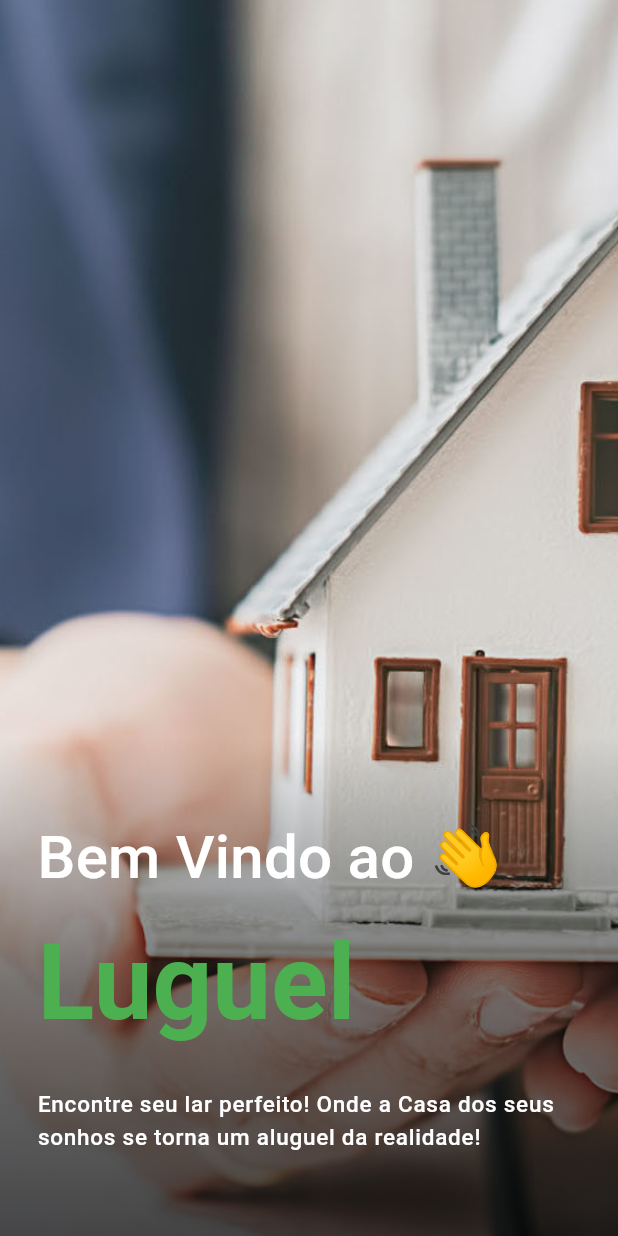
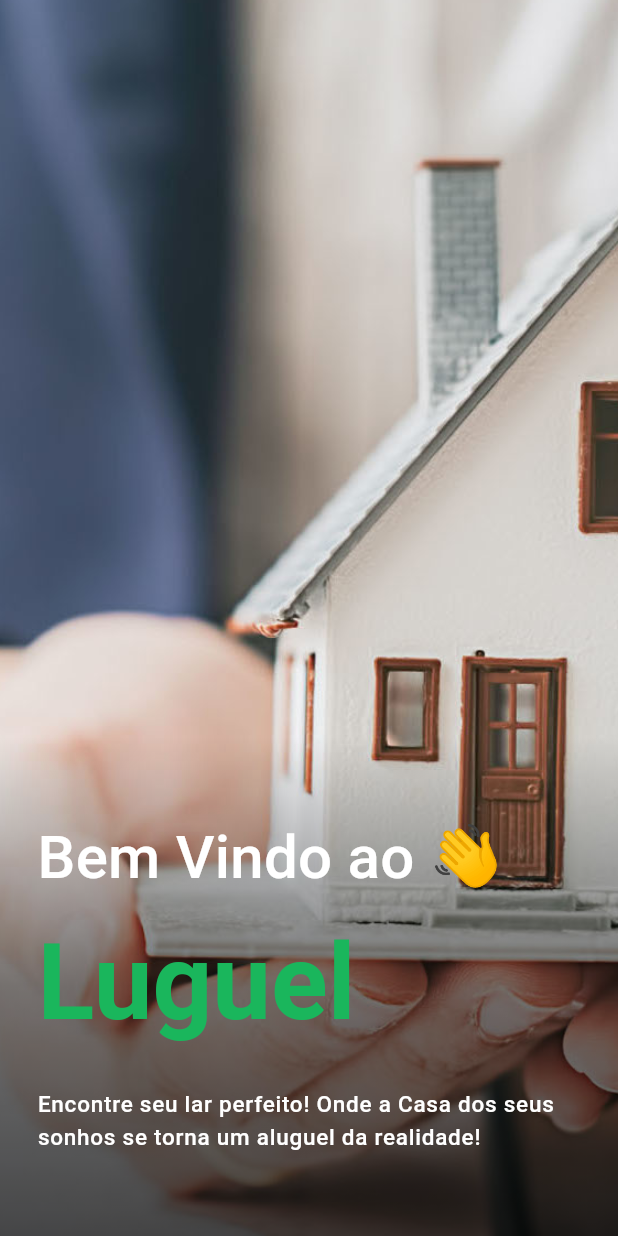
Before and after one commit to JoseVinicius-P/AluExpress-Flutter, a Flutter app: the screen it shows after launch, on a phone screen of 412 x 824 dp. Run offline on Flutter 3.47's test engine with Material 2 defaults, Android fonts, the phone set to English and light mode, and no system bars; drawn by our look-alikes of auto_size_text; our stand-ins replace flutter_modular, flutter_triple, responsive_builder.

Commit message:
style: Definindo cor padrão

```diff
--- a/lib/app/app_widget.dart
+++ b/lib/app/app_widget.dart
@@ -1,5 +1,6 @@
 import 'package:flutter/material.dart';
 import 'package:flutter_modular/flutter_modular.dart';
+import 'package:luguel/app/shared/my_colors.dart';
 
 class AppWidget extends StatelessWidget {
   @override
@@ -13,7 +14,7 @@ class AppWidget extends StatelessWidget {
         useMaterial3: true,
         textTheme: const TextTheme(
           titleMedium: TextStyle(fontSize: 40, color: Colors.white),
-          titleLarge: TextStyle(fontSize: 70, color: Colors.green, fontWeight: FontWeight.bold),
+          titleLarge: TextStyle(fontSize: 70, color: MyColors.primaryColor, fontWeight: FontWeight.bold),
           labelSmall: TextStyle(fontSize: 15, color: Colors.white),
         ),
       ),
--- /dev/null
+++ b/lib/app/shared/my_colors.dart
@@ -0,0 +1,5 @@
+import 'dart:ui';
+
+class MyColors {
+  static const primaryColor = Color(0xFF1AB65C);
+}
```
